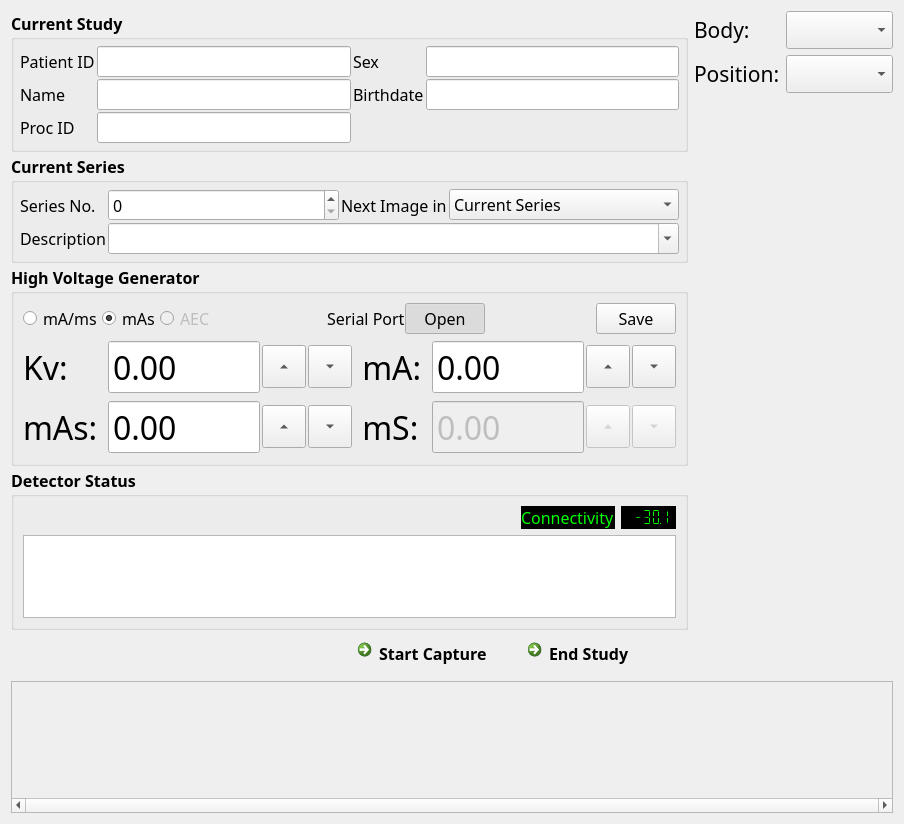
Above: ImageAcquisitor/imageacquisitwidget.ui from zhumangen/DROC before the change. Below: the same form after it.
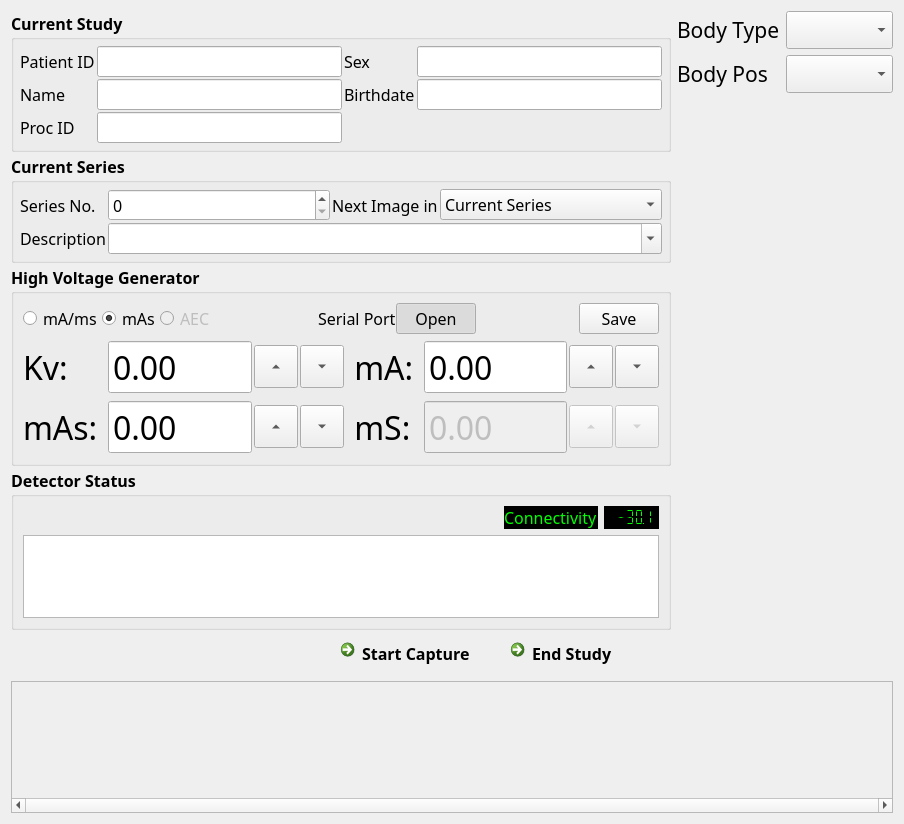
That is the form after the change. Icons and pictures are not drawn.

Commit message: Resize splash screen image 'splash.jpg' to 1024x768; Add 'emit acquisitEnd()' to hideEvent();

Patch:
```diff
--- a/ImageAcquisitor/imageacquisitwidget.ui
+++ b/ImageAcquisitor/imageacquisitwidget.ui
@@ -1246,7 +1246,7 @@
             </font>
            </property>
            <property name="text">
-            <string>Body:</string>
+            <string>Body Type</string>
            </property>
            <property name="buddy">
             <cstring>acqBodyTypeCombo</cstring>
@@ -1274,7 +1274,7 @@
             </font>
            </property>
            <property name="text">
-            <string>Position:</string>
+            <string>Body Pos</string>
            </property>
            <property name="buddy">
             <cstring>acqBodyPosCombo</cstring>
```
The commit also changes 3 other files.
